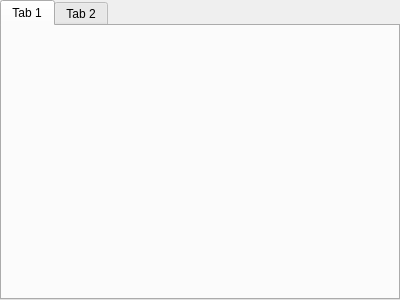
The window that widget/useronline_widget.ui (yanghang8612/SMAMMainUI) describes before a commit, drawn with Qt 5.
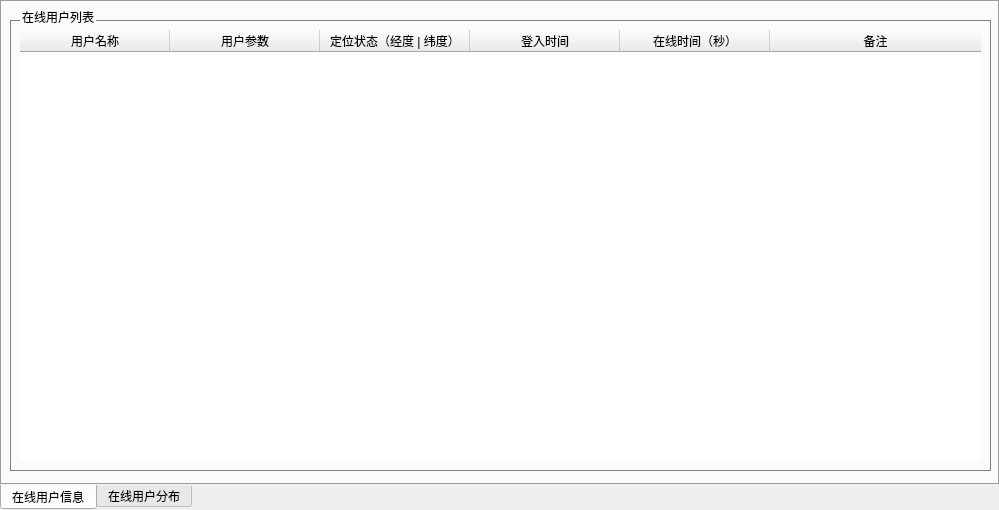
The same window after the commit.

Commit message: change some styles give software status monitor a float frame to show components status

Diff of the .ui file:
```diff
--- a/widget/useronline_widget.ui
+++ b/widget/useronline_widget.ui
@@ -6,21 +6,113 @@
    <rect>
     <x>0</x>
     <y>0</y>
-    <width>400</width>
-    <height>300</height>
+    <width>999</width>
+    <height>510</height>
    </rect>
   </property>
   <property name="windowTitle">
    <string>TabWidget</string>
   </property>
-  <widget name="tab" class="QWidget">
+  <property name="styleSheet">
+   <string notr="true">QTabWidget::pane {
+  background-color: rgb(220,220,220);
+}
+*{
+   font: 12px;
+}</string>
+  </property>
+  <property name="tabPosition">
+   <enum>QTabWidget::South</enum>
+  </property>
+  <property name="currentIndex">
+   <number>0</number>
+  </property>
+  <widget class="QWidget" name="tab">
    <attribute name="title">
-    <string>Tab 1</string>
+    <string>在线用户信息</string>
    </attribute>
+   <widget class="QGroupBox" name="verticalGroupBox">
+    <property name="geometry">
+     <rect>
+      <x>10</x>
+      <y>10</y>
+      <width>981</width>
+      <height>461</height>
+     </rect>
+    </property>
+    <property name="styleSheet">
+     <string notr="true">QGroupBox {
+  border: 1px solid gray;
+  margin-top: 10px;
+  padding: 10px 5x 5px 5px;
+}
+QGroupBox::title {
+  top: -10px;
+  left: 10px;
+}</string>
+    </property>
+    <property name="title">
+     <string>在线用户列表</string>
+    </property>
+    <layout class="QVBoxLayout" name="verticalLayout_3">
+     <item>
+      <widget class="QTableWidget" name="onlineUserTable">
+       <property name="styleSheet">
+        <string notr="true"/>
+       </property>
+       <property name="frameShape">
+        <enum>QFrame::NoFrame</enum>
+       </property>
+       <property name="frameShadow">
+        <enum>QFrame::Sunken</enum>
+       </property>
+       <attribute name="horizontalHeaderDefaultSectionSize">
+        <number>150</number>
+       </attribute>
+       <attribute name="horizontalHeaderHighlightSections">
+        <bool>false</bool>
+       </attribute>
+       <attribute name="horizontalHeaderStretchLastSection">
+        <bool>true</bool>
+       </attribute>
+       <column>
+        <property name="text">
+         <string>用户名称</string>
+        </property>
+       </column>
+       <column>
+        <property name="text">
+         <string>用户参数</string>
+        </property>
+       </column>
+       <column>
+        <property name="text">
+         <string>定位状态（经度 | 纬度）</string>
+        </property>
+       </column>
+       <column>
+        <property name="text">
+         <string>登入时间</string>
+        </property>
+       </column>
+       <column>
+        <property name="text">
+         <string>在线时间（秒）</string>
+        </property>
+       </column>
+       <column>
+        <property name="text">
+         <string>备注</string>
+        </property>
+       </column>
+      </widget>
+     </item>
+    </layout>
+   </widget>
   </widget>
   <widget name="tab" class="QWidget">
    <attribute name="title">
-    <string>Tab 2</string>
+    <string>在线用户分布</string>
    </attribute>
   </widget>
  </widget>
```
Left out of the diff: 8 changed lines with no effect on the pictures. The commit also changes 94 other files.
